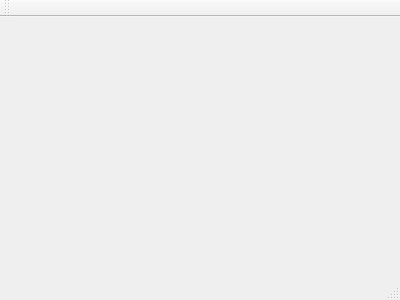
Before: the Qt Designer form WTCFullNodeServer/mainwindow.ui in fenixnix/Causation-Chain, drawn with Qt 5.
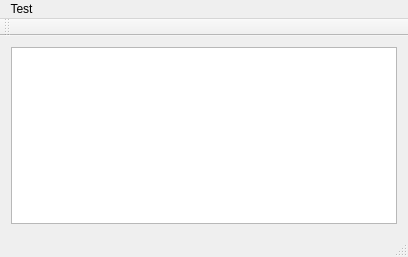
After: the same form once the commit is applied.

```diff
--- a/WTCFullNodeServer/mainwindow.ui
+++ b/WTCFullNodeServer/mainwindow.ui
@@ -1,24 +1,57 @@
 <ui version="4.0">
  <class>MainWindow</class>
- <widget class="QMainWindow" name="MainWindow" >
-  <property name="geometry" >
+ <widget class="QMainWindow" name="MainWindow">
+  <property name="geometry">
    <rect>
     <x>0</x>
     <y>0</y>
-    <width>400</width>
-    <height>300</height>
+    <width>408</width>
+    <height>257</height>
    </rect>
   </property>
   <property name="windowTitle" >
    <string>MainWindow</string>
   </property>
-  <widget class="QMenuBar" name="menuBar" />
-  <widget class="QToolBar" name="mainToolBar" />
-  <widget class="QWidget" name="centralWidget" />
-  <widget class="QStatusBar" name="statusBar" />
+  <widget class="QWidget" name="centralWidget">
+   <layout class="QVBoxLayout" name="verticalLayout">
+    <item>
+     <widget class="QListWidget" name="listWidgetMainNetwork"/>
+    </item>
+   </layout>
+  </widget>
+  <widget class="QMenuBar" name="menuBar">
+   <property name="geometry">
+    <rect>
+     <x>0</x>
+     <y>0</y>
+     <width>408</width>
+     <height>17</height>
+    </rect>
+   </property>
+   <widget class="QMenu" name="menuTest">
+    <property name="title">
+     <string>Test</string>
+    </property>
+    <addaction name="actionSelfTest"/>
+   </widget>
+   <addaction name="menuTest"/>
+  </widget>
+  <widget class="QToolBar" name="mainToolBar">
+   <attribute name="toolBarArea">
+    <enum>TopToolBarArea</enum>
+   </attribute>
+   <attribute name="toolBarBreak">
+    <bool>false</bool>
+   </attribute>
+  </widget>
+  <widget class="QStatusBar" name="statusBar"/>
+  <action name="actionSelfTest">
+   <property name="text">
+    <string>SelfTest</string>
+   </property>
+  </action>
  </widget>
- <layoutDefault spacing="6" margin="11" />
- <pixmapfunction></pixmapfunction>
+ <layoutdefault spacing="6" margin="11"/>
  <resources/>
  <connections/>
 </ui>
```
Left out of the diff: 3 changed lines with no effect on the pictures.
